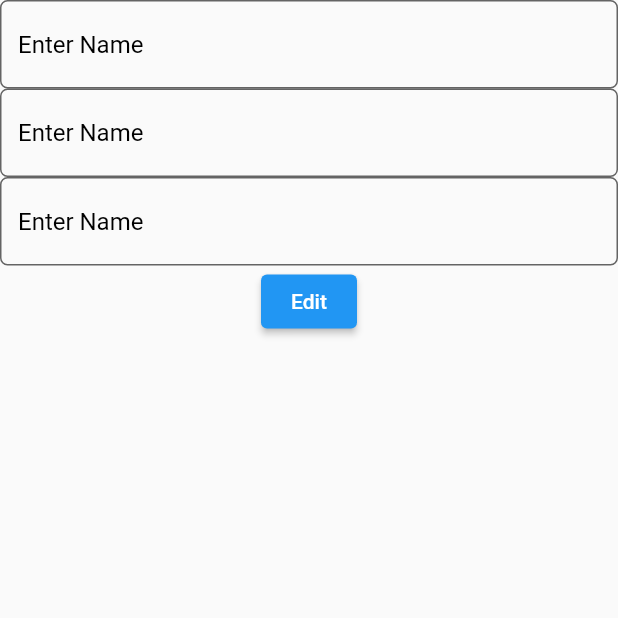
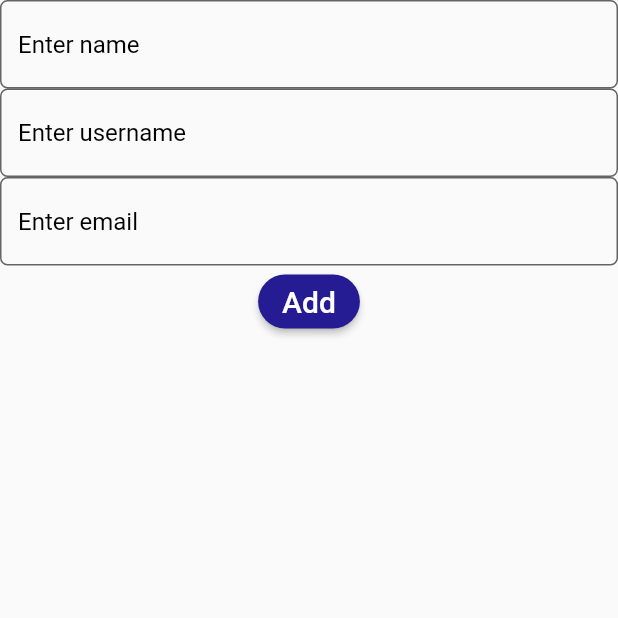
Before and after one commit to Anasahmed01/Crud_Api_Flutter, a Flutter app: the EditView screen opened directly, on a phone screen of 412 x 824 dp, the top half of it. Run offline on Flutter 3.47's test engine with Material 2 defaults, Android fonts, the phone set to English and light mode, and no system bars; network calls fail.

```diff
--- /dev/null
+++ b/lib/views/add_and_edit_view.dart
@@ -0,0 +1,71 @@
+import 'package:crudapi/models/home_model.dart';
+import 'package:crudapi/services/service.dart';
+import 'package:crudapi/views/home_view.dart';
+import 'package:crudapi/views/home_widgets/widget.dart';
+import 'package:flutter/material.dart';
+
+class EditView extends StatefulWidget {
+  const EditView({super.key});
+
+  @override
+  State<EditView> createState() => _EditViewState();
+}
+
+class _EditViewState extends State<EditView> {
+  TextEditingController nameControllar = TextEditingController();
+  TextEditingController userNameControllar = TextEditingController();
+  TextEditingController emailControllar = TextEditingController();
+
+  clear() {
+    setState(() {
+      nameControllar.text;
+      userNameControllar.text;
+      emailControllar.text;
+    });
+  }
+
+  @override
+  Widget build(BuildContext context) {
+    return Scaffold(
+      body: Column(
+        children: [
+          textfield(hintText: 'Enter name', controllar: nameControllar),
+          textfield(hintText: 'Enter username', controllar: userNameControllar),
+          textfield(hintText: 'Enter email', controllar: emailControllar),
+          ElevatedButton(
+            style: ButtonStyle(
+              backgroundColor: MaterialStateProperty.all(
+                const Color.fromARGB(255, 37, 27, 147),
+              ),
+              shape: MaterialStateProperty.all<RoundedRectangleBorder>(
+                RoundedRectangleBorder(
+                  borderRadius: BorderRadius.circular(40.0),
+                ),
+              ),
+            ),
+            onPressed: () {
+              Navigator.push(
+                context,
+                MaterialPageRoute(builder: (context) => const HomeView()),
+              );
+              setState(() async {
+                await addUser(
+                  Data(
+                      name: nameControllar.text,
+                      username: userNameControllar.text,
+                      email: emailControllar.text),
+                );
+
+                clear();
+              });
+            },
+            child: const Text(
+              'Add',
+              style: TextStyle(fontSize: 20),
+            ),
+          ),
+        ],
+      ),
+    );
+  }
+}
--- a/lib/views/edit_view.dart
+++ /dev/null
@@ -1,32 +0,0 @@
-import 'package:crudapi/views/home_widgets/widget.dart';
-import 'package:flutter/material.dart';
-
-class EditView extends StatefulWidget {
-  const EditView({super.key});
-
-  @override
-  State<EditView> createState() => _EditViewState();
-}
-
-class _EditViewState extends State<EditView> {
-  TextEditingController nameControllar = TextEditingController();
-  TextEditingController userNameControllar = TextEditingController();
-  TextEditingController emailControllar = TextEditingController();
-
-  @override
-  Widget build(BuildContext context) {
-    return Scaffold(
-      body: Column(
-        children: [
-          textfield(hintText: 'Enter name', controllar: nameControllar),
-          textfield(hintText: 'Enter name', controllar: nameControllar),
-          textfield(hintText: 'Enter name', controllar: nameControllar),
-          ElevatedButton(
-            onPressed: () {},
-            child: const Text('Edit'),
-          ),
-        ],
-      ),
-    );
-  }
-}
--- a/lib/views/home_widgets/widget.dart
+++ b/lib/views/home_widgets/widget.dart
@@ -3,7 +3,7 @@ import 'package:flutter/material.dart';
 textfield({required hintText, required controllar}) {
   return TextField(
     decoration: InputDecoration(
-        hintText: 'Enter Name',
+        hintText: hintText,
         hintStyle: const TextStyle(
           color: Color.fromARGB(255, 0, 0, 0),
         ),
```
Also changed, not shown: lib/models/home_model.dart (+8 -8 lines), lib/views/home_view.dart (+28 -53 lines).
